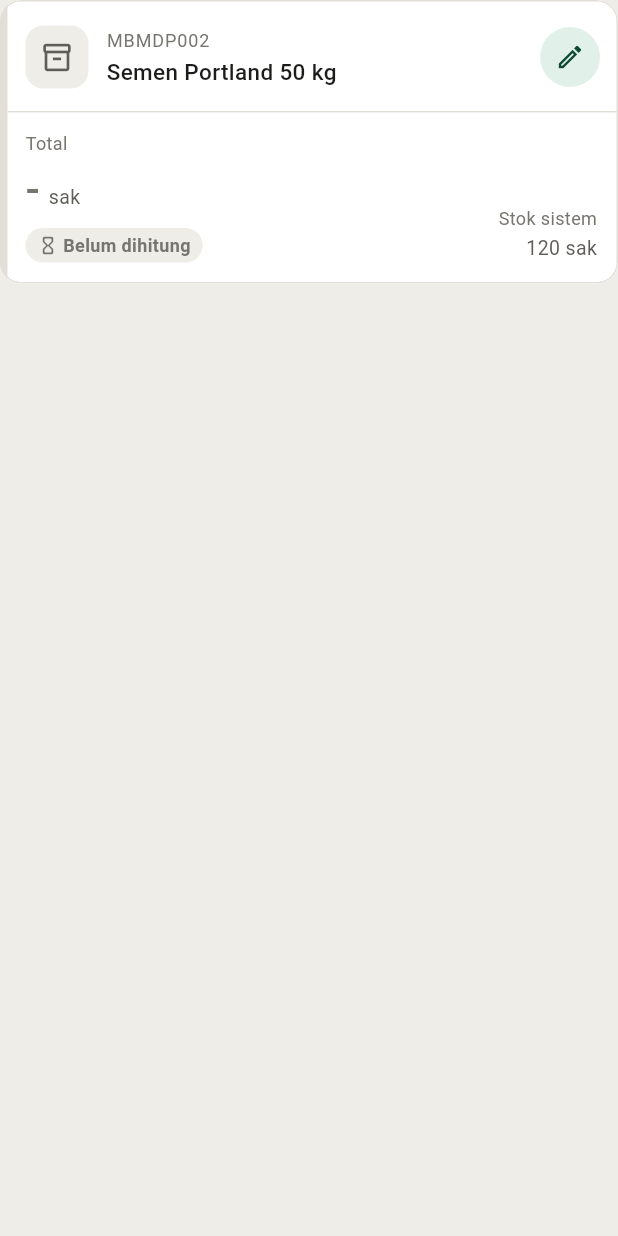
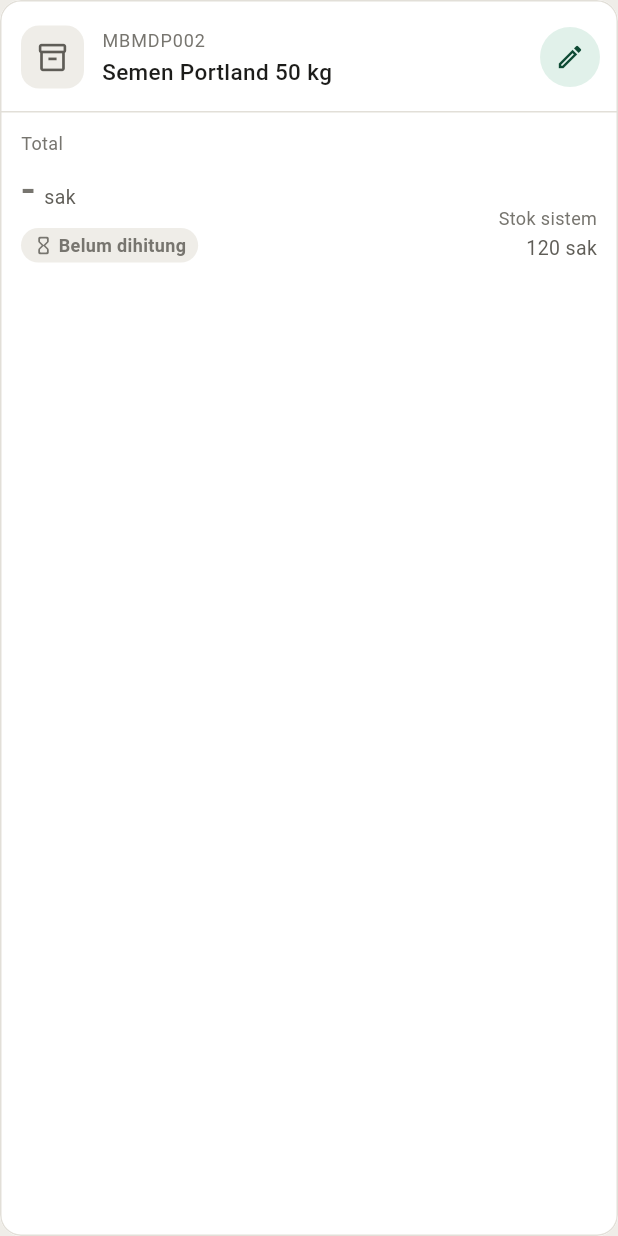
Before and after one commit to AmeliaDewiPuspita16/inventory_flutter, a Flutter app: the OpnameLineTile widget shown alone on an empty page, opened directly with sample values from the repository, on a phone screen of 412 x 824 dp. Run offline on Flutter 3.47's test engine with Material 3 defaults, Android fonts, the phone set to English and light mode, and no system bars; our stand-ins replace equatable; missing offline and left inert: mobile_scanner.

Commit message:
Refactor OpnameLineTile widget for improved layout and code clarity

```diff
--- a/lib/features/opname/presentation/widgets/opname_line_tile.dart
+++ b/lib/features/opname/presentation/widgets/opname_line_tile.dart
@@ -7,10 +7,9 @@
 import 'difference_label.dart';
 
 /// Kartu barang di daftar rak.
-///   Garis di kiri: abu = belum dihitung, primary = sudah dihitung.
-///   Status +/- ada di badge selisih.
+///   Border: abu = belum dihitung, primary = sudah dihitung.
 ///   atas : ikon, kode, nama, tombol edit
-///   bawah: Total (jumlah aktual), badge selisih, dan stok sistem
+///   bawah: Total (jumlah aktual), badge selisih +/-, dan stok sistem
 class OpnameLineTile extends StatelessWidget {
   final OpnameItem item;
   final VoidCallback onEdit;
@@ -20,25 +19,16 @@
   @override
   Widget build(BuildContext context) {
     final counted = item.isCounted;
-    final d = item.difference;
 
     return AppCard(
       onTap: onEdit,
       padding: EdgeInsets.zero,
-      child: IntrinsicHeight(
-        child: Row(
-          crossAxisAlignment: CrossAxisAlignment.stretch,
-          children: [
-            Container(
-              width: 5,
-              color: counted ? AppColors.primary : AppColors.border,
-            ),
-            Expanded(
+      borderColor: counted ? AppColors.primary : AppColors.border,
       child: Column(
         crossAxisAlignment: CrossAxisAlignment.start,
         children: [
           Padding(
-                    padding: const EdgeInsets.fromLTRB(12, 14, 8, 12),
+            padding: const EdgeInsets.fromLTRB(14, 14, 8, 12),
             child: Row(
               children: [
                 Container(
@@ -81,7 +71,7 @@
           ),
           const Divider(height: 1, color: AppColors.border),
           Padding(
-                    padding: const EdgeInsets.fromLTRB(12, 12, 14, 14),
+            padding: const EdgeInsets.fromLTRB(14, 12, 14, 14),
             child: Row(
               crossAxisAlignment: CrossAxisAlignment.end,
               children: [
@@ -109,7 +99,8 @@
                         ],
                       ),
                       const SizedBox(height: 6),
-                              DifferenceLabel(difference: d, unit: item.unit),
+                      DifferenceLabel(
+                          difference: item.difference, unit: item.unit),
                     ],
                   ),
                 ),
@@ -127,10 +118,6 @@
           ),
         ],
       ),
-            ),
-          ],
-        ),
-      ),
     );
   }
 }
```
Lines whose indentation alone changed are shown as unchanged.
